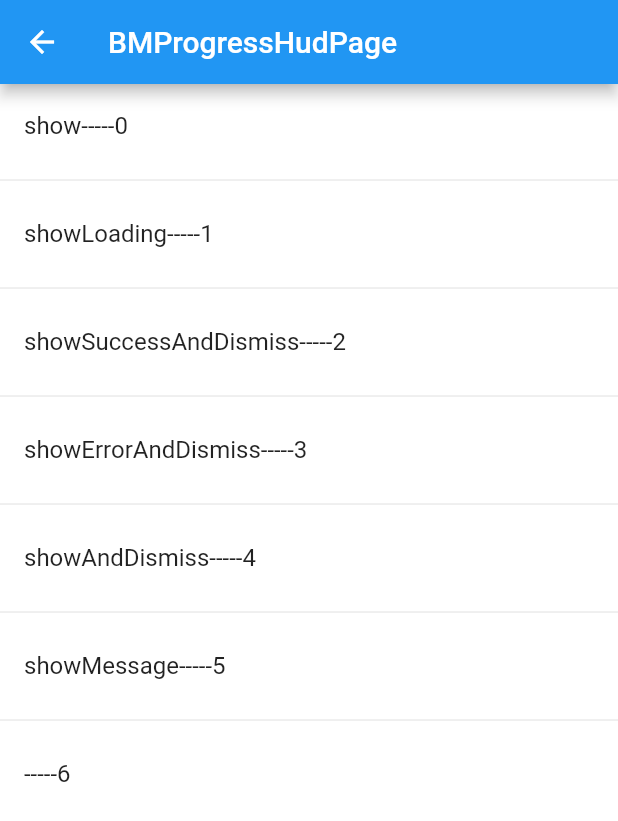
After one commit to dreamCC/app_for_flutter, a Flutter app: the BMProgressHudPage screen opened directly, on a phone screen of 412 x 824 dp. The commit adds this screen. Shown: the top 821 px of the screen. Run offline on Flutter 3.47's test engine with Material 2 defaults, Android fonts, the phone set to English and light mode, and no system bars; our stand-ins replace chewie, device_info, dio, event_bus, pull_to_refresh, shared_preferences and 1 more; accounts and stored records are empty; generated files the repository leaves out were written again.

Commit message:
progresshud---

```diff
--- /dev/null
+++ b/app_for_fluuter/lib/common/progresshud.dart
@@ -0,0 +1,274 @@
+import 'dart:math';
+import 'package:flutter/material.dart';
+import 'package:flutter/cupertino.dart';
+
+
+enum ProgressHudType {
+  /// show loading with CupertinoActivityIndicator and text
+  loading,
+  /// show Icons.check and Text
+  success,
+  /// show Icons.close and Text
+  error,
+  /// show circle progress view and text
+  progress,
+
+  /// show message progress
+  message
+}
+
+/// show progresshud like ios app
+class ProgressHud extends StatefulWidget {
+  /// the offsetY of hudview postion from center, default is -50
+  final double offsetY;
+  final Widget child;
+
+  static ProgressHudState of(BuildContext context) {
+    return context.ancestorStateOfType(const TypeMatcher<ProgressHudState>());
+  }
+
+  ProgressHud({ @required this.child, this.offsetY = -50, Key key })
+    : super(key: key);
+
+  @override
+  ProgressHudState createState() => ProgressHudState();
+}
+
+
+class ProgressHudState extends State<ProgressHud> with SingleTickerProviderStateMixin {
+  AnimationController _animation;
+
+  var _isVisible = false;
+  var _text = "";
+  var _opacity = 0.0;
+  var _progressType = ProgressHudType.loading;
+  var _progressValue = 0.0;
+
+  @override
+  void initState() {
+    _animation = AnimationController(
+      duration: const Duration(milliseconds: 200),
+      vsync: this
+    )..addListener(() {
+      setState(() {
+        _opacity = _animation.value;
+      });
+    })..addStatusListener((status) {
+      if (status == AnimationStatus.dismissed) {
+        setState(() {
+          _isVisible = false;
+        });
+      }
+    });
+    super.initState();
+  }
+
+  @override
+  void dispose() {
+    _animation.dispose();
+    _animation = null;
+    super.dispose();
+  }
+
+  /// dismiss hud
+  void dismiss() {
+
+    _animation?.reverse();
+  }
+
+  /// show hud with type and text
+  void show(ProgressHudType type, String text) {
+    if (_animation != null) {
+      _animation.forward();
+      setState(() {
+        _isVisible = true;
+        _text = text;
+        _progressType = type;
+      });
+    }
+  }
+
+  /// show loading with text
+  void showLoading({String text}) {
+    this.show(ProgressHudType.loading, text);
+  }
+
+  /// show success icon with text and dismiss automatic
+  Future showSuccessAndDismiss({String text}) async {
+    await this.showAndDismiss(ProgressHudType.success, text);
+  }
+
+  /// show error icon with text and dismiss automatic
+  Future showErrorAndDismiss({String text}) async {
+    await this.showAndDismiss(ProgressHudType.error, text);
+  }
+
+  /// show message and dismiss automatic
+  Future showMessageAndDismiss({String text}) async {
+    await this.showAndDismiss(ProgressHudType.message, text);
+  }
+
+  /// update progress value and text when ProgressHudType = progress
+  ///
+  /// should call `show(ProgressHudType.progress, "Loading")` before use
+  void updateProgress(double progress, String text) {
+    setState(() {
+      _progressValue = progress;
+      _text = text;
+    });
+  }
+
+  /// show hud and dismiss automatically
+  Future showAndDismiss(ProgressHudType type, String text) async {
+    show(type, text);
+
+    var millisecond;
+    if(_text == null || _text.length == 0){
+      millisecond = 1000;
+    }else {
+      millisecond = max(500 + text.length * 100, 1000);
+    }
+    var duration = Duration(milliseconds: millisecond);
+    await Future.delayed(duration);
+    dismiss();
+  }
+
+  @override
+  Widget build(BuildContext context) {
+    return Stack(
+      children: <Widget>[
+        widget.child,
+        Offstage(
+          offstage: !_isVisible,
+          child: Opacity(
+            opacity: _opacity,
+            child: _createHud(),
+          )
+        )
+      ],
+    );
+  }
+
+  Widget _createHud() {
+    const double kIconSize = 50;
+    switch (_progressType) {
+      case ProgressHudType.loading:
+        var sizeBox = SizedBox(
+          width: kIconSize,
+          height: kIconSize,
+          child: CupertinoActivityIndicator(animating: true, radius: 15)
+        );
+        return _createHudView(sizeBox);
+      case ProgressHudType.error:
+        return _createHudView(Icon(Icons.close, color: Colors.white, size: kIconSize));
+      case ProgressHudType.success:
+        return _createHudView(Icon(Icons.check, color: Colors.white, size: kIconSize));
+      case ProgressHudType.progress:
+        var progressWidget = CustomPaint(
+          painter: CircleProgressBarPainter(progress: _progressValue),
+          size: Size(kIconSize + 15, kIconSize + 15),
+        );
+        return _createHudView(progressWidget);
+      case ProgressHudType.message:
+        return _createHudView(SizedBox());
+      default:
+        throw Exception("not implementation");
+    }
+  }
+
+  Widget _createHudView(Widget child) {
+    return Stack(
+      children: <Widget>[
+        // do not response touch event
+        IgnorePointer(
+          ignoring: false,
+          child: Container(
+            color: Colors.transparent,
+            width: double.infinity,
+            height: double.infinity,
+          ),
+        ),
+        Center(
+          child: Container(
+            margin: EdgeInsets.fromLTRB(10, 10, 10, 10 - widget.offsetY * 2),
+            decoration: BoxDecoration(
+              color: Color.fromARGB(255, 33, 33, 33),
+              borderRadius: BorderRadius.circular(5)
+            ),
+            constraints: BoxConstraints(
+              minHeight: 50,
+              minWidth: 50
+            ),
+
+            child: Padding(
+              padding: EdgeInsets.all(12),
+              child: Column(
+                mainAxisAlignment: MainAxisAlignment.center,
+                mainAxisSize: MainAxisSize.min,
+                children: _contentWidgets(child),
+              ),
+            ),
+          ),
+        ),
+      ],
+    );
+  }
+
+  List<Widget> _contentWidgets(Widget child) {
+    if(_text == null || _text.length == 0){
+      return <Widget>[
+        Container(
+          child: child,
+        ),
+      ];
+    }
+    return <Widget>[
+      Container(
+        child: child,
+      ),
+      Container(
+        child: Text(
+            _text,
+            textAlign: TextAlign.center,
+            style: TextStyle(color: Colors.white, fontSize: 16)
+        ),
+      )
+
+    ];
+  }
+}
+
+
+class CircleProgressBarPainter extends CustomPainter {
+  final double progress;
+  final double strokeWidth;
+  final Color color;
+  final Color fillColor;
+  const CircleProgressBarPainter({
+    this.progress = 0,
+    this.strokeWidth = 3,
+    this.color = Colors.grey,
+    this.fillColor = Colors.white
+  });
+
+  @override
+  void paint(Canvas canvas, Size size) {
+    final paint = new Paint()
+      ..color = this.color
+      ..style = PaintingStyle.stroke
+      ..strokeWidth = strokeWidth;
+    final double diam = min(size.width, size.height) - 15;
+    final centerX = size.width * 0.5;
+    final centerY = size.height * 0.5;
+    final radius = diam / 2.0;
+
+    canvas.drawCircle(Offset(centerX, centerY), radius, paint);
+    paint.color = this.fillColor;
+    // draw in center
+    var rect = Rect.fromLTWH((size.width - diam) * 0.5, 0, diam, diam);
+    canvas.drawArc(rect, -0.5 * pi, progress * 2 * pi, false, paint);
+  }
+
+  @override
+  bool shouldRepaint(CustomPainter oldDelegate) => false;
+}
```
Also changed, not shown: app_for_fluuter/lib/servicePage/bmprogresshud_page.dart (+18 -0 lines).
